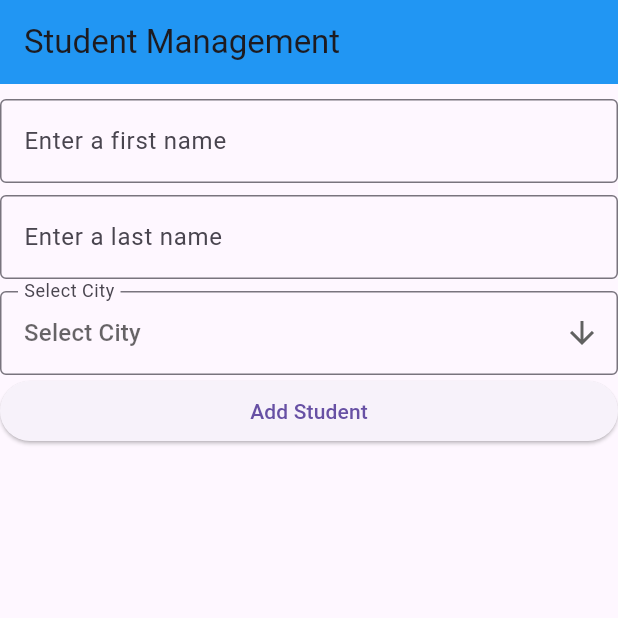
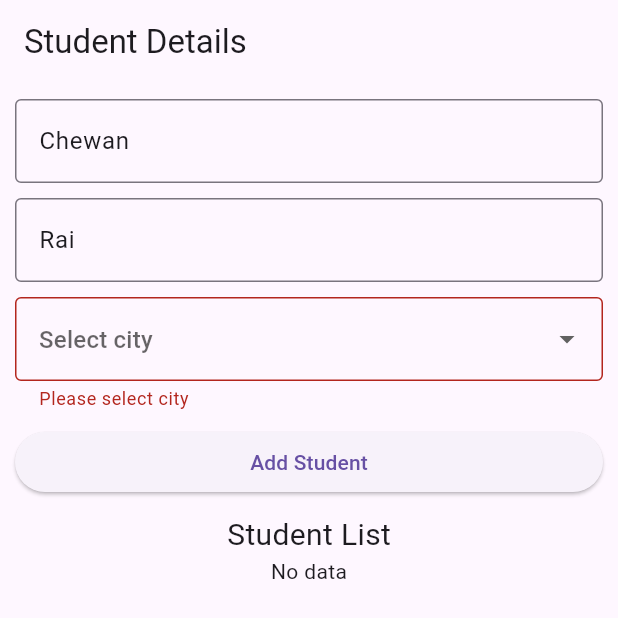
Before and after one commit to ChewanRai1/Student-Details, a Flutter app: the screen it shows after launch, after a tap on "Add Student", on a phone screen of 412 x 824 dp. Shown: the top 618 px of the screen. Run offline on Flutter 3.47's test engine with Material 3 defaults, Android fonts, the phone set to English and light mode, and no system bars.

Commit message:
student add feature and the list and delete

```diff
--- /dev/null
+++ b/lib/model/student.dart
@@ -0,0 +1,7 @@
+class StudentModel{
+  String? firstName;
+  String? lastName;
+  String? city;
+
+  StudentModel({this.firstName, this.lastName, this.city});
+}
--- a/lib/screen/student_details_screen.dart
+++ b/lib/screen/student_details_screen.dart
@@ -1,4 +1,7 @@
+// ignore: depend_on_referenced_packages
+// import 'package:batch_32b/model/student.dart';
 import 'package:flutter/material.dart';
+import 'package:studentmanagement/model/student.dart';
 
 class StudentDetailsScreen extends StatefulWidget {
   const StudentDetailsScreen({super.key});
@@ -8,82 +11,71 @@ class StudentDetailsScreen extends StatefulWidget {
 }
 
 class _StudentDetailsScreenState extends State<StudentDetailsScreen> {
-  // final _gap =
-  String? city;
-  final items = [
+  final _gap = const SizedBox(height: 10);
+
+  final _fnameController = TextEditingController(text: 'Chewan');
+  final _lnameController = TextEditingController(text: 'Rai');
+  final TextEditingController _cityController = TextEditingController();
+
+  List<DropdownMenuItem> cities = [
     const DropdownMenuItem(
-      value: 'Kathmandu',
-      child: Text('Kathmandu'),
+      value: 'Kathmandu', // timile select garda
+      child: Text('Kathmandu'), // user lai dekhaune
     ),
-    const DropdownMenuItem(
-      value: 'Pokhara',
-      child: Text('Pokhara'),
-    ),
-    const DropdownMenuItem(
-      value: 'Chitwan',
-      child: Text('Chitwan'),
-    ),
+    const DropdownMenuItem(value: 'Pokhara', child: Text('Pokhara')),
+    const DropdownMenuItem(value: 'Dharan', child: Text('Dharan')),
   ];
-  // List <Student> student = [];
+
+  final _key = GlobalKey<FormState>();
+
+  List<StudentModel> students = [];
   @override
   Widget build(BuildContext context) {
     return Scaffold(
       appBar: AppBar(
-        title: const Text('Student Management'),
-        backgroundColor: Colors.blue,
+        title: const Text('Student Details'),
       ),
-      // body: DropdownButtonFormField(
-      //   icon: const Icon(Icons.arrow_downward),
-      //   items: items,
-      //   onChanged: (value) {
-      //     setState(() {
-      //       city = value;
-      //     });
-      //   },
-      //   hint: const Text('Select City'),
-      //   decoration: const InputDecoration(
-      //     labelText: 'Select City',
-      //     border: OutlineInputBorder(),
-      //   ),
-      //   validator: (value) {
-      //     if (value == null) {
-      //       return 'Please select city';
-      //     }
-      //     return null;
-      //   },
-      // ),
-      body: Column(
+      body: Padding(
+        padding: const EdgeInsets.all(10),
+        child: Form(
+          key: _key,
+          child: Column(
             children: [
-          const SizedBox(
-            height: 10,
-          ),
               TextFormField(
+                controller: _fnameController,
                 decoration: const InputDecoration(
-              label: Text('Enter a first name'),
+                  hintText: 'First Name',
                   border: OutlineInputBorder(),
                 ),
+                validator: (value) {
+                  if (value!.isEmpty) {
+                    return 'Please enter fname';
+                  }
+                  return null;
+                },
               ),
-          const SizedBox(
-            height: 8,
+              _gap,
+              TextFormField(
+                controller: _lnameController,
+                decoration: const InputDecoration(
+                  hintText: 'Last Name',
+                  border: OutlineInputBorder(),
                 ),
-          TextFormField(
+                validator: (value) {
+                  if (value!.isEmpty) {
+                    return 'Please enter lname';
+                  }
+                  return null;
+                },
+              ),
+              _gap,
+              DropdownButtonFormField(
+                items: cities,
+                onChanged: (value) {
+                  _cityController.text = value.toString();
+                },
                 decoration: const InputDecoration(
-                label: Text('Enter a last name'), border: OutlineInputBorder()),
-          ),
-          const SizedBox(
-            height: 8,
-          ),
-          DropdownButtonFormField(
-            icon: const Icon(Icons.arrow_downward),
-            items: items,
-            onChanged: (value) {
-              setState(() {
-                city = value;
-              });
-            },
-            hint: const Text('Select City'),
-            decoration: const InputDecoration(
-              labelText: 'Select City',
+                  hintText: 'Select city',
                   border: OutlineInputBorder(),
                 ),
                 validator: (value) {
@@ -93,15 +85,56 @@ class _StudentDetailsScreenState extends State<StudentDetailsScreen> {
                   return null;
                 },
               ),
+              _gap,
               SizedBox(
                 width: double.infinity,
                 child: ElevatedButton(
-              onPressed: () {},
+                  onPressed: () {
+                    if (_key.currentState!.validate()) {
+                      final student = StudentModel(
+                        firstName: _fnameController.text,
+                        lastName: _lnameController.text,
+                        city: _cityController.text,
+                      );
+                      setState(() {
+                        students.add(student);
+                      });
+                    }
+                  },
                   child: const Text('Add Student'),
+                ),
+              ),
+              _gap,
+              const Text(
+                'Student List',
+                style: TextStyle(fontSize: 20),
+              ),
+              students.isEmpty
+                  ? const Text('No data')
+                  : Expanded(
+                      child: ListView.builder(
+                        itemCount: students.length,
+                        itemBuilder: (context, index) {
+                          return ListTile(
+                            leading: const Icon(Icons.person),
+                            title: Text(students[index].firstName!),
+                            subtitle: Text(students[index].city!),
+                            trailing: IconButton(
+                              icon: const Icon(Icons.delete),
+                              onPressed: () {
+                                setState(() {
+                                  students.removeAt(index);
+                                });
+                              },
+                            ),
+                          );
+                        },
                       ),
                     ),
             ],
           ),
+        ),
+      ),
     );
   }
 }
```
Lines whose indentation alone changed are shown as unchanged.
